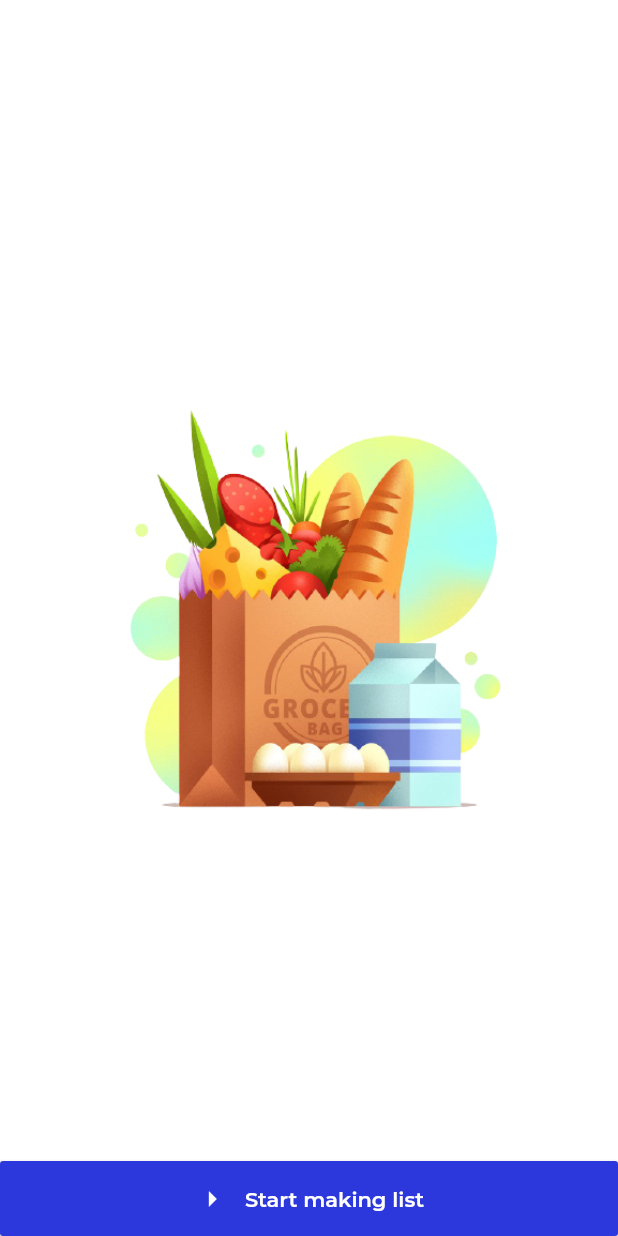
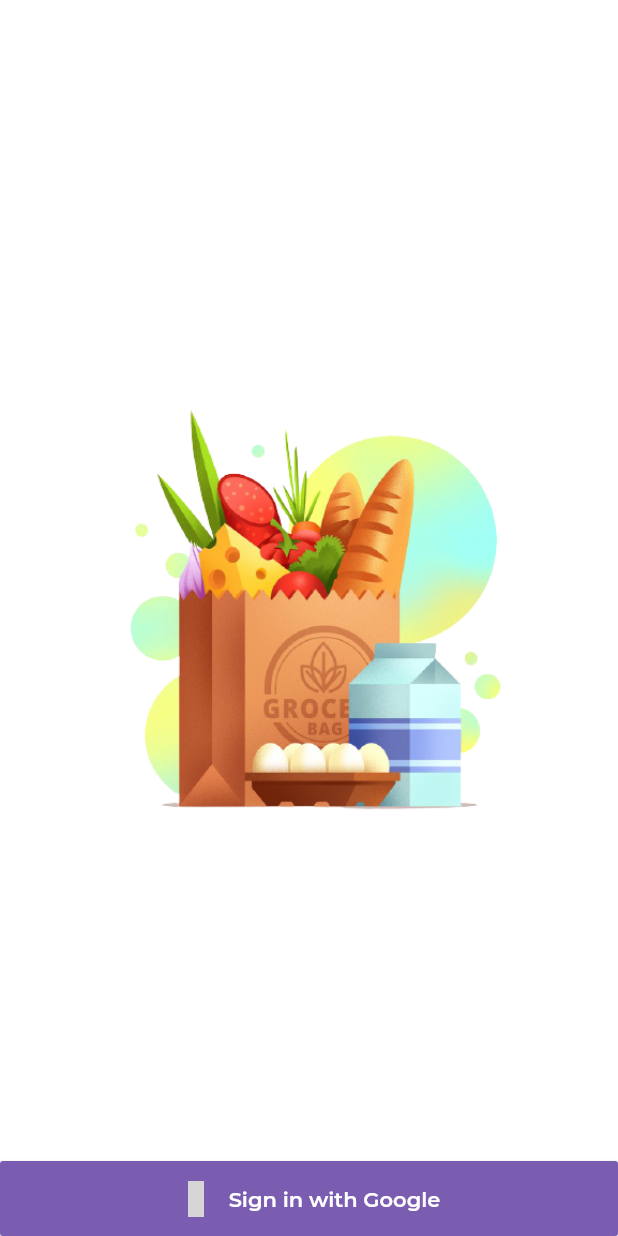
Before and after one commit to flutterninja9/Flutter-Advanced, a Flutter app: the SplashScreen screen opened by its route, after a tap on "Sign in with Google", on a phone screen of 412 x 824 dp. Run offline on Flutter 3.47's test engine with Material 2 defaults, Android fonts, the light colour scheme and no system bars; our stand-ins replace bloc, dartz, data_connection_checker, equatable, firebase_auth, firebase_core and 6 more; missing offline and left inert: flutter_brand_icons; accounts and stored records are empty; grey boxes are pictures that could not be loaded.

Commit message:
authState Bloc completed

```diff
--- a/listly/lib/core/utils/routes/appRoutes.dart
+++ b/listly/lib/core/utils/routes/appRoutes.dart
@@ -2,8 +2,13 @@ import 'package:get/get.dart';
 import 'package:listly/features/home-screen/presentation/screen/homescreen.dart';
 import 'package:listly/features/login/presentation/screens/splash-screen.dart';
 
+import '../../../root.dart';
+
 class AppRoute {
   static List<GetPage> pages = [
+    //! Page route for root screen
+    GetPage(name: '/root', page: () => Root()),
+
     //! Page route for splash screen
     GetPage(name: '/', page: () => SplashScreen()),
 
--- a/listly/lib/core/utils/themes/appTextThemes.dart
+++ b/listly/lib/core/utils/themes/appTextThemes.dart
@@ -6,6 +6,7 @@ class AppTextThemes {
     fontWeight: FontWeight.w600,
   );
 
-  static TextStyle titleStyle =
-      GoogleFonts.manrope(fontWeight: FontWeight.w600, fontSize: 17);
+  static TextStyle titleStyle = GoogleFonts.spartan(
+    fontWeight: FontWeight.w600,
+  );
 }
--- a/listly/lib/core/utils/themes/appTheme.dart
+++ b/listly/lib/core/utils/themes/appTheme.dart
@@ -2,13 +2,13 @@ import 'package:flutter/material.dart';
 
 class AppTheme {
   static ThemeData primaryLight = ThemeData(
-    primaryColor: Color.fromRGBO(44, 56, 219, 1),
-    accentColor: Color.fromRGBO(53, 65, 230, 1),
+    primaryColor: Color.fromRGBO(122, 93, 177, 1),
+    accentColor: Color.fromRGBO(141, 130, 222, 1),
     canvasColor: Colors.white,
   );
   static ThemeData primaryDark = ThemeData(
-    primaryColor: Color.fromRGBO(44, 56, 219, 1),
-    accentColor: Color.fromRGBO(53, 65, 230, 1),
+    primaryColor: Color.fromRGBO(122, 93, 177, 1),
+    accentColor: Color.fromRGBO(141, 130, 222, 1),
     canvasColor: Color.fromRGBO(18, 18, 18, 1),
   );
 }
--- /dev/null
+++ b/listly/lib/features/login/domain/enitites/usermodel.dart
@@ -0,0 +1,21 @@
+import 'package:equatable/equatable.dart';
+import 'package:meta/meta.dart';
+
+class UserModel extends Equatable {
+  String email;
+  String uid;
+  String profilePic;
+
+  UserModel({
+    @required this.email,
+    @required this.profilePic,
+    @required this.uid,
+  });
+
+  @override
+  List<Object> get props => [
+        email,
+        uid,
+        profilePic,
+      ];
+}
--- /dev/null
+++ b/listly/lib/features/login/domain/repository/login-repo.dart
@@ -0,0 +1,32 @@
+import 'package:firebase_auth/firebase_auth.dart';
+import 'package:google_sign_in/google_sign_in.dart';
+import 'package:listly/features/login/domain/enitites/usermodel.dart';
+import 'package:listly/features/login/domain/usecases/sign-in-with-google.dart';
+
+class LoginRepo implements AuthUseCases {
+  final FirebaseAuth _auth = FirebaseAuth.instance;
+  final GoogleSignIn googleSignIn = GoogleSignIn();
+  @override
+  Future<UserModel> signInWithGoogle() async {
+    final GoogleSignInAccount googleSignInAccount = await googleSignIn.signIn();
+    final GoogleSignInAuthentication googleSignInAuthentication =
+        await googleSignInAccount.authentication;
+    final AuthCredential credential = GoogleAuthProvider.credential(
+      accessToken: googleSignInAuthentication.accessToken,
+      idToken: googleSignInAuthentication.idToken,
+    );
+    final UserCredential authResult =
+        await _auth.signInWithCredential(credential);
+
+    final User user = authResult.user;
+    UserModel userModel =
+        UserModel(profilePic: user.photoURL, email: user.email, uid: user.uid);
+    return userModel;
+  }
+
+  @override
+  Future<void> signOutGoogle() async {
+    googleSignIn.signOut();
+    _auth.signOut();
+  }
+}
--- /dev/null
+++ b/listly/lib/features/login/domain/usecases/sign-in-with-google.dart
@@ -0,0 +1,6 @@
+import 'package:listly/features/login/domain/enitites/usermodel.dart';
+
+abstract class AuthUseCases {
+  Future<UserModel> signInWithGoogle() async {}
+  Future<void> signOutGoogle() async {}
+}
--- a/listly/lib/features/login/presentation/bloc/authentication_bloc.dart
+++ b/listly/lib/features/login/presentation/bloc/authentication_bloc.dart
@@ -2,6 +2,9 @@ import 'dart:async';
 
 import 'package:bloc/bloc.dart';
 import 'package:equatable/equatable.dart';
+import 'package:flutter/cupertino.dart';
+import 'package:listly/features/login/domain/enitites/usermodel.dart';
+import 'package:listly/features/login/domain/repository/login-repo.dart';
 
 part 'authentication_event.dart';
 part 'authentication_state.dart';
@@ -16,8 +19,13 @@ class AuthenticationBloc
   ) async* {
     if (event is SignInWithGoogle) {
       yield Authenticating();
-      Future.delayed(Duration(seconds: 3), () {});
-      yield Authenticated();
+      try {
+        LoginRepo _repo = LoginRepo();
+        UserModel _user = await _repo.signInWithGoogle();
+        yield Authenticated(user: _user);
+      } catch (e) {
+        yield AuthenticationFailed();
+      }
     } else {
       yield AuthenticationInitial();
     }
--- a/listly/lib/features/login/presentation/bloc/authentication_state.dart
+++ b/listly/lib/features/login/presentation/bloc/authentication_state.dart
@@ -11,6 +11,14 @@ class AuthenticationInitial extends AuthenticationState {}
 
 class Authenticating extends AuthenticationState {}
 
-class Authenticated extends AuthenticationState {}
+class Authenticated extends AuthenticationState {
+  UserModel user;
+  Authenticated({
+    @required this.user,
+  });
+  @override
+  // TODO: implement props
+  List<Object> get props => [user];
+}
 
 class AuthenticationFailed extends AuthenticationState {}
--- a/listly/lib/features/login/presentation/screens/splash-screen.dart
+++ b/listly/lib/features/login/presentation/screens/splash-screen.dart
@@ -3,8 +3,9 @@ import 'package:flutter/services.dart';
 import 'package:flutter_bloc/flutter_bloc.dart';
 import 'package:flutter_brand_icons/flutter_brand_icons.dart';
 import 'package:get/get.dart';
-import 'package:listly/core/utils/themes/appTextThemes.dart';
 import 'package:listly/features/login/presentation/bloc/authentication_bloc.dart';
+import 'package:listly/features/login/presentation/widgets/authSuccessWidget.dart';
+import 'package:listly/features/login/presentation/widgets/loadingWidget.dart';
 
 class SplashScreen extends StatelessWidget {
   @override
@@ -31,73 +32,30 @@ class SplashScreen extends StatelessWidget {
                 child: BlocBuilder<AuthenticationBloc, AuthenticationState>(
                   builder: (context, state) {
                     if (state is AuthenticationInitial) {
-                      return MaterialButton(
-                        onPressed: () {
-                          BlocProvider.of<AuthenticationBloc>(context)
-                              .add(SignInWithGoogle());
-                        },
-                        color: Get.theme.primaryColor,
-                        textTheme: ButtonTextTheme.primary,
-                        child: Row(
-                          mainAxisAlignment: MainAxisAlignment.center,
-                          children: [
-                            Icon(BrandIcons.google),
-                            SizedBox(
-                              width: 10,
-                            ),
-                            Text(
-                              "Sign in with Google",
-                              style: AppTextThemes.btnTextMed,
-                            ),
-                          ],
-                        ),
-                      );
+                      return AuthStateButton(
+                          icon: Icon(BrandIcons.google),
+                          label: 'Sign in with Google',
+                          onPressed: () => context
+                              .read<AuthenticationBloc>()
+                              .add(SignInWithGoogle()));
                     } else if (state is Authenticating) {
-                      return CircularProgressIndicator();
+                      return LoadingWidget();
                     } else if (state is AuthenticationFailed) {
-                      return MaterialButton(
-                        onPressed: () {
-                          Get.offNamed('/home');
-                        },
-                        color: Get.theme.primaryColor,
-                        textTheme: ButtonTextTheme.primary,
-                        child: Row(
-                          mainAxisAlignment: MainAxisAlignment.center,
-                          children: [
-                            Icon(BrandIcons.google),
-                            SizedBox(
-                              width: 10,
-                            ),
-                            Text(
-                              "Sign in with Google",
-                              style: AppTextThemes.btnTextMed,
-                            ),
-                          ],
-                        ),
+                      return AuthStateButton(
+                        icon: Icon(BrandIcons.google),
+                        label: 'Sign in with Google',
+                        onPressed: () => context
+                            .read<AuthenticationBloc>()
+                            .add(SignInWithGoogle()),
                       );
                     } else if (state is Authenticated) {
-                      return MaterialButton(
-                        onPressed: () {
-                          Get.offNamed('/home');
-                        },
-                        color: Get.theme.primaryColor,
-                        textTheme: ButtonTextTheme.primary,
-                        child: Row(
-                          mainAxisAlignment: MainAxisAlignment.center,
-                          children: [
-                            Icon(Icons.arrow_right_sharp),
-                            SizedBox(
-                              width: 10,
-                            ),
-                            Text(
-                              "Start making list",
-                              style: AppTextThemes.btnTextMed,
-                            ),
-                          ],
-                        ),
+                      return AuthStateButton(
+                        icon: Icon(Icons.navigate_next),
+                        label: 'Start making list',
+                        onPressed: () => Get.offAllNamed('/home'),
                       );
                     } else {
-                      return CircularProgressIndicator();
+                      return LoadingWidget();
                     }
                   },
                 ),
--- /dev/null
+++ b/listly/lib/features/login/presentation/widgets/authSuccessWidget.dart
@@ -0,0 +1,37 @@
+import 'package:flutter/material.dart';
+import 'package:get/get.dart';
+import 'package:listly/core/utils/themes/appTextThemes.dart';
+
+class AuthStateButton extends StatelessWidget {
+  final Icon icon;
+  final String label;
+  final Function onPressed;
+  const AuthStateButton({
+    Key key,
+    this.icon,
+    this.label,
+    this.onPressed,
+  }) : super(key: key);
+
+  @override
+  Widget build(BuildContext context) {
+    return MaterialButton(
+      onPressed: onPressed,
+      color: Get.theme.primaryColor,
+      textTheme: ButtonTextTheme.primary,
+      child: Row(
+        mainAxisAlignment: MainAxisAlignment.center,
+        children: [
+          icon,
+          SizedBox(
+            width: 10,
+          ),
+          Text(
+            label,
+            style: AppTextThemes.btnTextMed,
+          ),
+        ],
+      ),
+    );
+  }
+}
```
Also changed, not shown: listly/lib/features/home-screen/presentation/screen/homescreen.dart (+44 -7 lines), listly/lib/features/login/presentation/widgets/loadingWidget.dart (added, +13 -0 lines), listly/lib/main.dart (+5 -2 lines), listly/lib/root.dart (added, +13 -0 lines).
